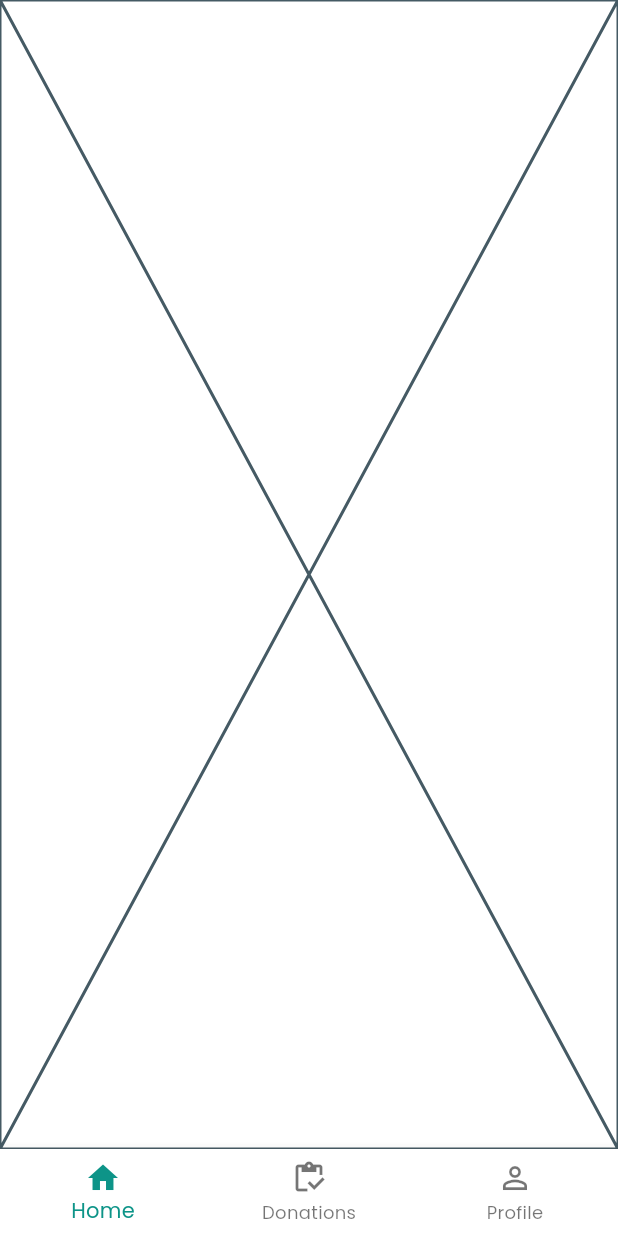
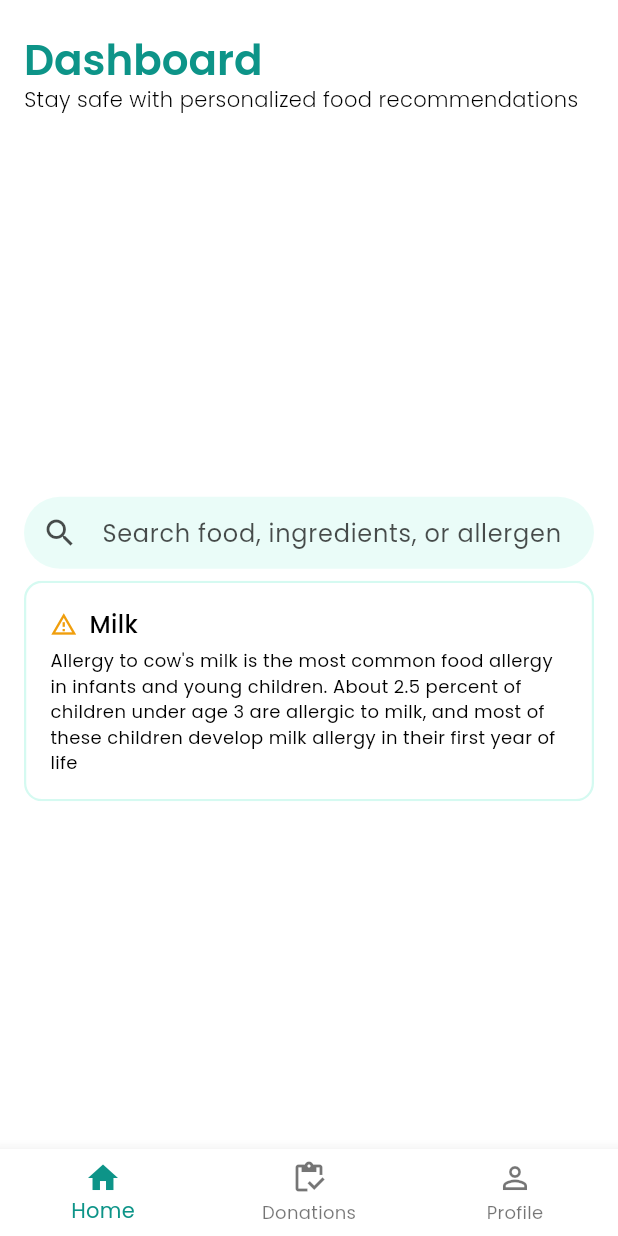
Before and after one commit to cslabiano/SafeBites, a Flutter app: the screen it shows after launch, on a phone screen of 412 x 824 dp. Run offline on Flutter 3.47's test engine with Material 3 defaults, Android fonts, the phone set to English and light mode, and no system bars; our stand-ins replace firebase_core; accounts and stored records are empty.

Commit message:
ui: add card and search bar widgets

```diff
--- a/safebite/lib/screens/dashboard.dart
+++ b/safebite/lib/screens/dashboard.dart
@@ -1,4 +1,6 @@
 import 'package:flutter/material.dart';
+import '../widgets/allergen_card.dart';
+import '../widgets/searchbar.dart';
 
 class Dashboard extends StatefulWidget {
   const Dashboard({super.key});
@@ -8,8 +10,97 @@ class Dashboard extends StatefulWidget {
 }
 
 class _DashboardState extends State<Dashboard> {
+  final TextEditingController _searchController = TextEditingController();
+  String _searchText = '';
+
+  @override
+  void initState() {
+    super.initState();
+    // listen for text changes to update the state and redraw the clear button
+    _searchController.addListener(() {
+      setState(() {
+        _searchText = _searchController.text;
+      });
+    });
+  }
+
+  void _handleClear() {
+    _searchController.clear();
+    setState(() {});
+  }
+
+  void _handleSearch(String query) {
+    print('Searching for: $query');
+  }
+
   @override
   Widget build(BuildContext context) {
-    return const Placeholder();
+    double screenWidth = MediaQuery.of(context).size.width;
+    double screenHeight = MediaQuery.of(context).size.height;
+
+    final theme = Theme.of(context);
+
+    return Scaffold(
+        appBar: AppBar(
+          automaticallyImplyLeading: false,
+          title: Container(
+            padding: const EdgeInsets.only(top: 24),
+            child: Text(
+              "Dashboard",
+              style: TextStyle(
+                  fontWeight: FontWeight.w600,
+                  fontSize: 28,
+                  color: theme.colorScheme.primary),
+            ),
+          ),
+          backgroundColor: Colors.transparent,
+          elevation: 0,
+        ),
+        body: SingleChildScrollView(
+            padding: const EdgeInsets.symmetric(horizontal: 16.0),
+            child: Column(
+              crossAxisAlignment: CrossAxisAlignment.start,
+              children: [
+                const Text("Stay safe with personalized food recommendations",
+                    style:
+                        TextStyle(fontSize: 14, fontWeight: FontWeight.w300)),
+                SizedBox(height: screenHeight * 0.3),
+
+                // search bar
+                SearchBarWidget(
+                    controller: _searchController,
+                    onChanged: _handleSearch,
+                    onClear: _handleClear,
+                    hintText: "Search food, ingredients, or allergen"),
+
+                // default dashboard when search is empty
+                if (_searchText.isEmpty)
+                  AllergenCard(
+                    onTap: () {},
+                    title: "Milk",
+                    subtitle:
+                        "Allergy to cow's milk is the most common food allergy in infants and young children. About 2.5 percent of children under age 3 are allergic to milk, and most of these children develop milk allergy in their first year of life",
+                    iconData: Icons.warning_amber_outlined,
+                    iconColor: const Color.fromRGBO(240, 158, 12, 1),
+                  )
+
+                // display search results
+                else
+                  Padding(
+                    padding: const EdgeInsets.symmetric(vertical: 24.0),
+                    child: Center(
+                      child: Text(
+                        "Searching results for \"$_searchText\"...",
+                        textAlign: TextAlign.center,
+                        style: TextStyle(
+                            fontSize: 16,
+                            fontStyle: FontStyle.italic,
+                            color:
+                                theme.colorScheme.onSurface.withOpacity(0.7)),
+                      ),
+                    ),
+                  ),
+              ],
+            )));
   }
 }
--- /dev/null
+++ b/safebite/lib/widgets/allergen_card.dart
@@ -0,0 +1,76 @@
+import 'package:flutter/material.dart';
+
+class AllergenCard extends StatelessWidget {
+  final VoidCallback onTap;
+  final String title;
+  final String subtitle;
+  final IconData iconData;
+  final Color iconColor;
+
+  const AllergenCard({
+    required this.onTap,
+    required this.title,
+    required this.subtitle,
+    required this.iconData,
+    required this.iconColor,
+    super.key,
+  });
+
+  @override
+  Widget build(BuildContext context) {
+    final theme = Theme.of(context);
+
+    // InkWell and Material are used together to allow for the ripple effect
+    // while maintaining the custom border styling on the card itself.
+    return Material(
+      color: Colors
+          .transparent, // Ensures the Material background doesn't interfere
+      child: InkWell(
+        onTap: onTap,
+        borderRadius: BorderRadius.circular(12.0),
+        child: Ink(
+          padding: const EdgeInsets.all(16.0),
+          decoration: BoxDecoration(
+            border: Border.all(
+              color: theme.colorScheme.secondary,
+              width: 1.5,
+            ),
+            borderRadius: BorderRadius.circular(12.0),
+          ),
+          child: Column(
+            crossAxisAlignment:
+                CrossAxisAlignment.start, // Align text to the left
+            children: [
+              Row(
+                mainAxisAlignment: MainAxisAlignment
+                    .start, // No spaceBetween needed as there is no Edit button
+                children: [
+                  Icon(
+                    iconData,
+                    size: 18,
+                    color: iconColor,
+                  ),
+                  const SizedBox(width: 8),
+                  Text(
+                    title,
+                    style: const TextStyle(
+                        fontSize: 16, fontWeight: FontWeight.w500),
+                  ),
+                  // Added an invisible expanded widget to push content left
+                  // and fill space, if necessary, but focusing on content alignment
+                ],
+              ),
+              const SizedBox(
+                  height: 4), // Small vertical space between title and subtitle
+              Text(
+                subtitle,
+                style:
+                    const TextStyle(fontSize: 12, fontWeight: FontWeight.w400),
+              ),
+            ],
+          ),
+        ),
+      ),
+    );
+  }
+}
--- /dev/null
+++ b/safebite/lib/widgets/searchbar.dart
@@ -0,0 +1,72 @@
+import 'package:flutter/material.dart';
+
+class SearchBarWidget extends StatelessWidget {
+  final TextEditingController? controller;
+  final String hintText;
+  final ValueChanged<String>? onChanged;
+  final VoidCallback? onClear;
+
+  const SearchBarWidget({
+    super.key,
+    this.controller,
+    this.hintText = 'Search items...',
+    this.onChanged,
+    this.onClear,
+  });
+
+  @override
+  Widget build(BuildContext context) {
+    final theme = Theme.of(context);
+
+    return Padding(
+      padding: const EdgeInsets.symmetric(vertical: 8.0),
+      child: TextFormField(
+        controller: controller,
+        onChanged: onChanged,
+        decoration: InputDecoration(
+          // styling the container
+          filled: true,
+          fillColor: theme.colorScheme.secondary.withOpacity(0.5),
+          contentPadding:
+              const EdgeInsets.symmetric(vertical: 10.0, horizontal: 16.0),
+          border: OutlineInputBorder(
+            borderRadius: BorderRadius.circular(30.0),
+            borderSide: BorderSide.none,
+          ),
+          focusedBorder: OutlineInputBorder(
+            borderRadius: BorderRadius.circular(30.0),
+            borderSide: BorderSide(
+              color: theme.colorScheme.primary,
+              width: 1.5,
+            ),
+          ),
+          enabledBorder: OutlineInputBorder(
+            borderRadius: BorderRadius.circular(30.0),
+            borderSide: BorderSide.none,
+          ),
+
+          // hint text and icon
+          hintText: hintText,
+          hintStyle:
+              TextStyle(color: theme.colorScheme.onSurface.withOpacity(0.7)),
+
+          prefixIcon: Icon(
+            Icons.search,
+            color: theme.colorScheme.onSurface.withOpacity(0.7),
+          ),
+
+          // clear button
+          suffixIcon: (onClear != null &&
+                  controller != null &&
+                  controller!.text.isNotEmpty)
+              ? IconButton(
+                  icon: const Icon(Icons.clear, size: 20),
+                  color: theme.colorScheme.onSurface.withOpacity(0.6),
+                  onPressed: onClear,
+                )
+              : null,
+        ),
+      ),
+    );
+  }
+}
```
